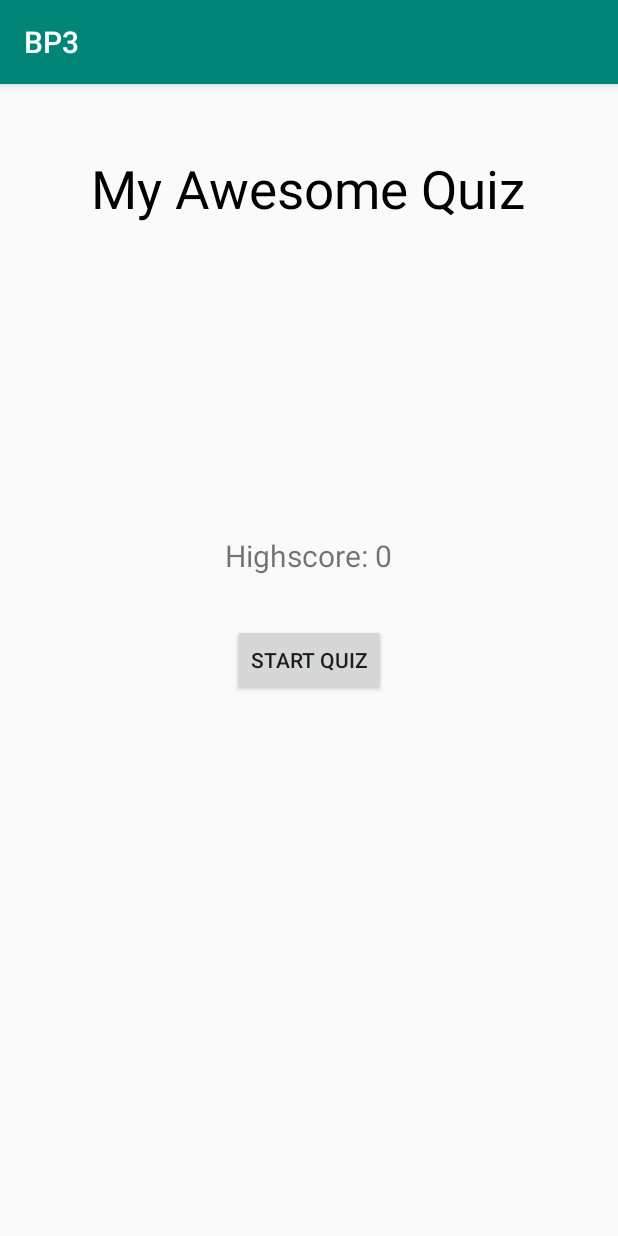
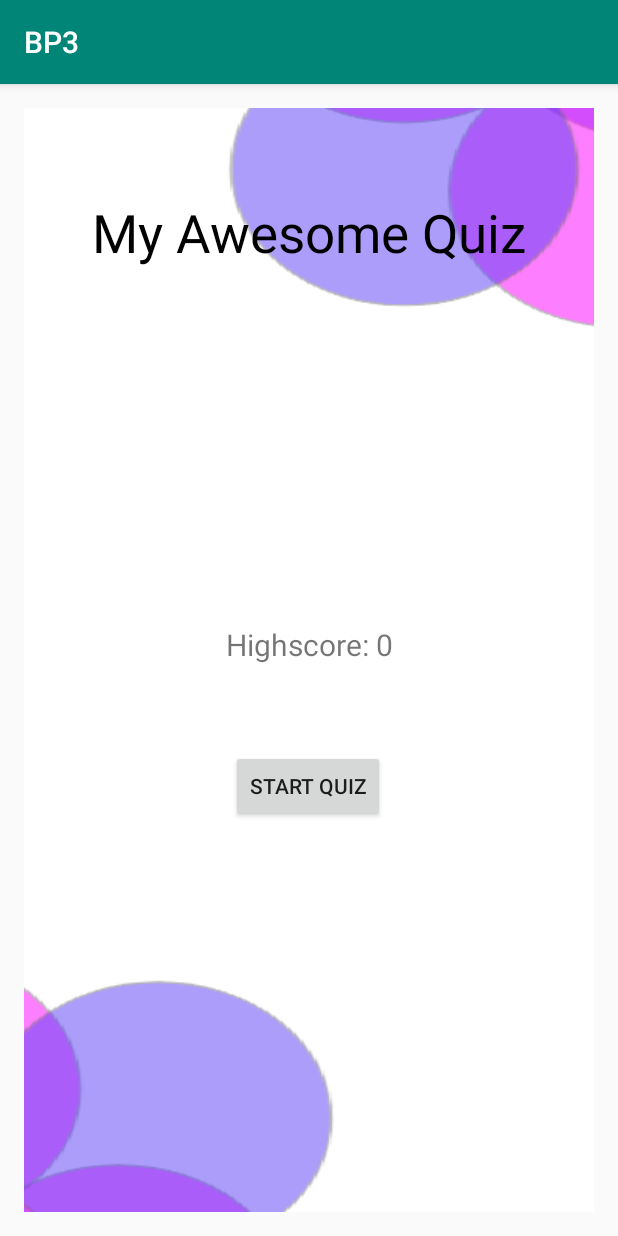
Before and after one commit to usersomeoneR/BP3, an Android app: the screen it shows after launch (MainActivity), on a phone screen of 412 x 824 dp. Run offline under Robolectric (Android 15) with nearby library versions, the phone set to English and light mode, and no system bars.

Commit message:
layout
18-3-2020

```diff
--- a/app/src/main/res/layout/activity_main.xml
+++ b/app/src/main/res/layout/activity_main.xml
@@ -7,30 +7,27 @@
     android:padding="16dp"
     tools:context=".MainActivity">
 
-    <TextView
-        android:layout_width="wrap_content"
-        android:layout_height="wrap_content"
-        android:layout_centerHorizontal="true"
-        android:layout_marginTop="30dp"
-        android:text="My Awesome Quiz"
-        android:textColor="@android:color/black"
-        android:textSize="35sp" />
+    <ImageView
+        android:layout_width="415dp"
+        android:layout_height="847dp"
+        android:layout_alignParentTop="true"
+        android:layout_marginTop="0dp"
+        android:scaleType="center"
+        android:src="@drawable/achtergrond2" />
 
-    <TextView
-        android:id="@+id/text_view_highscore"
-        android:layout_width="wrap_content"
-        android:layout_height="wrap_content"
-        android:layout_above="@id/button_start_quiz"
-        android:layout_centerHorizontal="true"
-        android:layout_marginBottom="32dp"
-        android:text="Highscore: 0"
-        android:textSize="20sp" />
+    <include
+        android:id="@+id/include"
+        layout="@layout/buttom"
+        tools:layout_editor_absoluteX="0dp"
+        tools:layout_editor_absoluteY="0dp" />
 
-    <Button
-        android:id="@+id/button_start_quiz"
-        android:layout_width="wrap_content"
-        android:layout_height="wrap_content"
-        android:layout_centerInParent="true"
-        android:text="Start Quiz" />
+    <include
+        android:id="@+id/include"
+        layout="@layout/textview"
+        android:layout_width="395dp"
+        android:layout_height="715dp"
+        tools:layout_editor_absoluteX="0dp"
+        tools:layout_editor_absoluteY="0dp" />
+
 
 </RelativeLayout>
--- a/app/src/main/res/layout/activity_quiz.xml
+++ b/app/src/main/res/layout/activity_quiz.xml
@@ -6,6 +6,14 @@
     android:layout_height="match_parent"
     android:padding="16dp"
     tools:context=".QuizActivity">
+
+    <ImageView
+        android:layout_width="415dp"
+        android:layout_height="847dp"
+        android:layout_alignParentTop="true"
+        android:layout_marginTop="0dp"
+        android:scaleType="center"
+        android:src="@drawable/achtergrond2" />
 
     <TextView
         android:id="@+id/text_view_score"
--- /dev/null
+++ b/app/src/main/res/layout/buttom.xml
@@ -0,0 +1,20 @@
+<?xml version="1.0" encoding="utf-8"?>
+<androidx.constraintlayout.widget.ConstraintLayout
+    xmlns:android="http://schemas.android.com/apk/res/android"
+    xmlns:app="http://schemas.android.com/apk/res-auto"
+    android:layout_width="match_parent"
+    android:layout_height="match_parent">
+
+    <Button
+        android:id="@+id/button_start_quiz"
+        android:layout_width="wrap_content"
+        android:layout_height="wrap_content"
+        android:layout_centerInParent="true"
+        android:text="Start Quiz"
+        app:layout_constraintBottom_toBottomOf="parent"
+        app:layout_constraintEnd_toEndOf="parent"
+        app:layout_constraintHorizontal_bias="0.498"
+        app:layout_constraintStart_toStartOf="parent"
+        app:layout_constraintTop_toTopOf="parent"
+        app:layout_constraintVertical_bias="0.622" />
+</androidx.constraintlayout.widget.ConstraintLayout>
--- /dev/null
+++ b/app/src/main/res/layout/textview.xml
@@ -0,0 +1,34 @@
+<?xml version="1.0" encoding="utf-8"?>
+<androidx.constraintlayout.widget.ConstraintLayout
+    xmlns:android="http://schemas.android.com/apk/res/android"
+    xmlns:app="http://schemas.android.com/apk/res-auto"
+    android:layout_width="match_parent"
+    android:layout_height="match_parent">
+
+    <TextView
+        android:id="@+id/text_view_highscore"
+        android:layout_width="wrap_content"
+        android:layout_height="wrap_content"
+        android:layout_above="@id/button_start_quiz"
+        android:layout_centerHorizontal="true"
+        android:text="Highscore: 0"
+        android:textSize="20sp"
+        app:layout_constraintBottom_toBottomOf="parent"
+        app:layout_constraintEnd_toEndOf="parent"
+        app:layout_constraintStart_toStartOf="parent"
+        app:layout_constraintTop_toTopOf="parent" />
+
+    <TextView
+        android:id="@+id/textView"
+        android:layout_width="wrap_content"
+        android:layout_height="wrap_content"
+        android:layout_centerHorizontal="true"
+        android:text="My Awesome Quiz"
+        android:textColor="@android:color/black"
+        android:textSize="35sp"
+        app:layout_constraintBottom_toBottomOf="parent"
+        app:layout_constraintEnd_toEndOf="parent"
+        app:layout_constraintStart_toStartOf="parent"
+        app:layout_constraintTop_toTopOf="parent"
+        app:layout_constraintVertical_bias="0.089" />
+</androidx.constraintlayout.widget.ConstraintLayout>
```
Also changed, not shown: app/src/main/res/drawable/achtergrond2.png (added).
